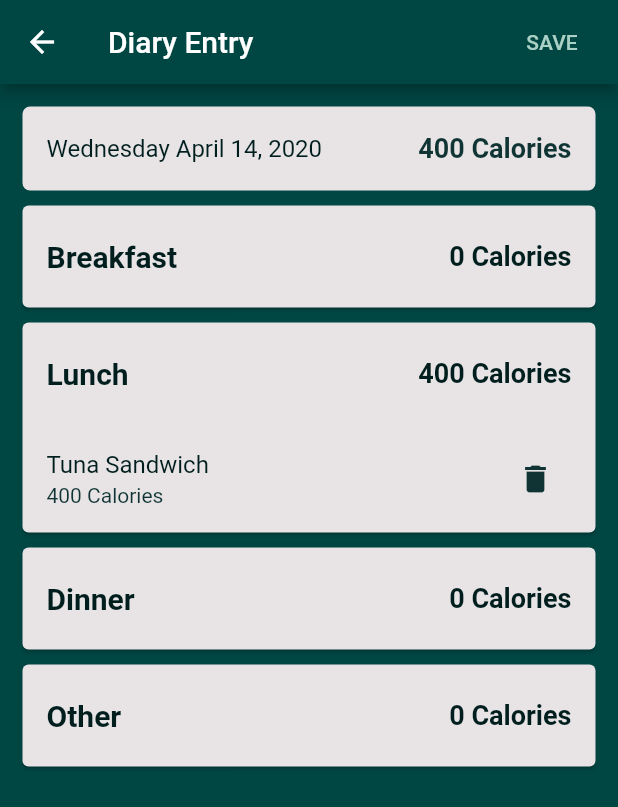
After one commit to DJayalath/calorie_counter, a Flutter app: the screen it shows after launch, after a tap on an icon or button, on a phone screen of 412 x 824 dp. The commit adds this screen. Shown: the top 807 px of the screen. Run offline on Flutter 3.47's test engine with Material 2 defaults, Android fonts, the phone set to English and light mode, and no system bars; our stand-ins replace shared_preferences.

Commit message:
View and edit diary entry

```diff
--- a/lib/diary.dart
+++ b/lib/diary.dart
@@ -1,3 +1,4 @@
+import 'package:caloriecounter/entry_view.dart';
 import 'package:caloriecounter/food_entry.dart';
 import 'package:flutter/cupertino.dart';
 import 'package:flutter/material.dart';
@@ -23,6 +24,8 @@ class DiaryState extends State<Diary> {
     }
 
     Future<Null> _loadDiaryEntries() async {
+        _diaryEntries.clear();
+
         SharedPreferences prefs = await SharedPreferences.getInstance();
 
         setState(() {
@@ -35,11 +38,23 @@ class DiaryState extends State<Diary> {
         });
     }
 
-    String _humanReadableDate(DateTime date) {
-        var days = ['Monday', 'Tuesday', 'Wednesday', 'Thursday', 'Friday', 'Saturday', 'Sunday'];
-        var months = ['January', 'February', 'March', 'April', 'May', 'June', 'July', 'August', 'September', 'October', 'November', 'December'];
+    Future<Null> _removeEntry(DiaryEntry diaryEntry) async {
+        SharedPreferences prefs = await SharedPreferences.getInstance();
+        prefs.remove(diaryEntry.id);
+        setState(() {
+          _loadDiaryEntries();
+        });
+    }
 
-        return "${days[date.weekday]} ${months[date.month - 1]} ${date.day}, ${date.year}";
+    void _pushAddRoute(DiaryEntry diaryEntry) {
+        Navigator.push(
+            context,
+            MaterialPageRoute(builder: (context) => EntryView(diaryEntry)),
+        ).then((value) {
+            setState(() {
+                _loadDiaryEntries();
+            });
+        });
     }
 
     @override
@@ -47,7 +62,7 @@ class DiaryState extends State<Diary> {
         return Scaffold(
             floatingActionButton: FloatingActionButton(
                 child: Icon(Icons.add),
-                onPressed: null,
+                onPressed: () => _pushAddRoute(DiaryEntry()),
             ),
             backgroundColor: Theme
                 .of(context)
@@ -81,8 +96,9 @@ class DiaryState extends State<Diary> {
                     .colorScheme
                     .onPrimary,
                 child: ListTile(
+                    onTap: () => _pushAddRoute(diaryEntry),
                     title: Text(
-                        _humanReadableDate(diaryEntry.date),
+                        diaryEntry.humanReadableDate,
                         style: TextStyle(
                             color: Theme
                                 .of(context)
@@ -99,8 +115,9 @@ class DiaryState extends State<Diary> {
                                 .onBackground,
                         ),
                     ),
-                    trailing: Icon(
-                        Icons.edit,
+                    trailing: IconButton(
+                        icon: Icon(Icons.delete),
+                        onPressed: () => _removeEntry(diaryEntry),
                     ),
                 ),
             ),
--- a/lib/diary_entry.dart
+++ b/lib/diary_entry.dart
@@ -49,6 +49,13 @@ class DiaryEntry {
             'dinner': dinner.map((i) => i.toJson()).toList(),
             'other': other.map((i) => i.toJson()).toList(),
         };
+
+    String get humanReadableDate {
+        var days = ['Monday', 'Tuesday', 'Wednesday', 'Thursday', 'Friday', 'Saturday', 'Sunday'];
+        var months = ['January', 'February', 'March', 'April', 'May', 'June', 'July', 'August', 'September', 'October', 'November', 'December'];
+
+        return "${days[date.weekday]} ${months[date.month - 1]} ${date.day}, ${date.year}";
+    }
 
     void addBreakfastItem(FoodEntry foodEntry) {
         breakfast.add(foodEntry);
--- /dev/null
+++ b/lib/entry_view.dart
@@ -0,0 +1,181 @@
+import 'package:caloriecounter/food_entry.dart';
+import 'package:flutter/cupertino.dart';
+import 'package:flutter/material.dart';
+import 'package:shared_preferences/shared_preferences.dart';
+
+import 'dart:convert';
+
+import 'diary_entry.dart';
+
+class EntryView extends StatefulWidget {
+
+    DiaryEntry diaryEntry;
+
+    EntryView(this.diaryEntry);
+
+    @override
+    EntryViewState createState() => EntryViewState();
+}
+
+class EntryViewState extends State<EntryView> {
+
+    Future<Null> _saveEntry() async {
+        SharedPreferences prefs = await SharedPreferences.getInstance();
+        await prefs.setString(widget.diaryEntry.id, jsonEncode(widget.diaryEntry.toJson()));
+    }
+
+    Card _buildMealCard(String mealName, ThemeData themeData) {
+        List<FoodEntry> meal;
+        int total;
+        switch (mealName) {
+            case "Breakfast":
+                meal = widget.diaryEntry.breakfast;
+                total = widget.diaryEntry.totalBreakfast;
+                break;
+            case "Lunch":
+                meal = widget.diaryEntry.lunch;
+                total = widget.diaryEntry.totalLunch;
+                break;
+            case "Dinner":
+                meal = widget.diaryEntry.dinner;
+                total = widget.diaryEntry.totalDinner;
+                break;
+            case "Other":
+                meal = widget.diaryEntry.other;
+                total = widget.diaryEntry.totalOther;
+                break;
+        }
+
+        return Card(
+            margin: EdgeInsets.symmetric(vertical: 5.0),
+            color: themeData.colorScheme.onPrimary,
+            child: Column(
+                children: <Widget>[
+                    Container(
+                        margin: EdgeInsets.symmetric(vertical: 10.0),
+                        child: ListTile(
+                            dense: true,
+                            title: Text(
+                                mealName,
+                                style: TextStyle(
+                                    color: themeData.colorScheme.primaryVariant,
+                                    fontSize: 20.0,
+                                    fontWeight: FontWeight.bold,
+                                )
+                            ),
+                            trailing: Text(
+                                "$total Calories",
+                                style: TextStyle(
+                                    color: themeData.colorScheme.primaryVariant,
+                                    fontSize: 18.0,
+                                    fontWeight: FontWeight.bold,
+                                )
+                            ),
+                        ),
+                    ),
+                    ListView.builder(
+                        shrinkWrap: true,
+                        physics: ClampingScrollPhysics(),
+                        itemCount: meal.length,
+                        itemBuilder: (BuildContext context, int index) {
+                            FoodEntry foodEntry = meal.elementAt(index);
+                            print(index);
+                            return ListTile(
+                                title: Text(
+                                    foodEntry.name,
+                                    style: TextStyle(
+                                        color: themeData.colorScheme.primaryVariant,
+                                    )
+                                ),
+                                subtitle: Text(
+                                    "${foodEntry.totalCalories} Calories",
+                                    style: TextStyle(
+                                        color: Color(0xff0f3433),
+                                    )
+                                ),
+                                trailing: IconButton(
+                                    icon: Icon(
+                                        Icons.delete,
+                                        color: Color(0xff0f3433),
+                                    ),
+                                    onPressed: () {
+                                        setState(() {
+                                            meal.removeAt(index);
+                                        });
+                                    },
+                                ),
+                            );
+                        },
+                    ),
+                ],
+            ),
+        );
+    }
+
+    @override
+    Widget build(BuildContext context) {
+        ThemeData themeData = Theme.of(context);
+        return Scaffold(
+            appBar: AppBar(
+                title: Text(
+                    "Diary Entry"
+                ),
+                actions: <Widget>[
+                    FlatButton(
+                        textColor: themeData.colorScheme.onBackground,
+                        onPressed: () {
+                            _saveEntry();
+                            Navigator.pop(context);
+                        },
+                        child: Text(
+                            "SAVE",
+                        )
+                    )
+                ],
+            ),
+            body: ListView(
+                padding: EdgeInsets.symmetric(vertical: 10.0, horizontal: 15.0),
+                children: <Widget>[
+                    Container(
+                        decoration: BoxDecoration(
+                            color: themeData.colorScheme.onPrimary,
+                            borderRadius: BorderRadius.all(Radius.circular(5.0)),
+                        ),
+                        margin: EdgeInsets.symmetric(vertical: 5.0),
+                        child: ListTileTheme(
+                            iconColor: Theme
+                                .of(context)
+                                .colorScheme
+                                .primaryVariant,
+                            child: ListTile(
+//                                onTap: () => _pushAddRoute(diaryEntry),
+                                title: Text(
+                                    widget.diaryEntry.humanReadableDate,
+                                    style: TextStyle(
+                                        color: Theme
+                                            .of(context)
+                                            .colorScheme
+                                            .primaryVariant,
+                                    ),
+                                ),
+                                trailing: Text(
+                                    "${widget.diaryEntry.totalCalories} Calories",
+                                    style: TextStyle(
+                                        color: Color(0xff0f3433),
+                                        fontWeight: FontWeight.bold,
+                                        fontSize: 18.0,
+                                    ),
+                                ),
+                            ),
+                        ),
+                    ),
+                    _buildMealCard("Breakfast", themeData),
+                    _buildMealCard("Lunch", themeData),
+                    _buildMealCard("Dinner", themeData),
+                    _buildMealCard("Other", themeData),
+                ],
+            ),
+        );
+    }
+
+}
```
